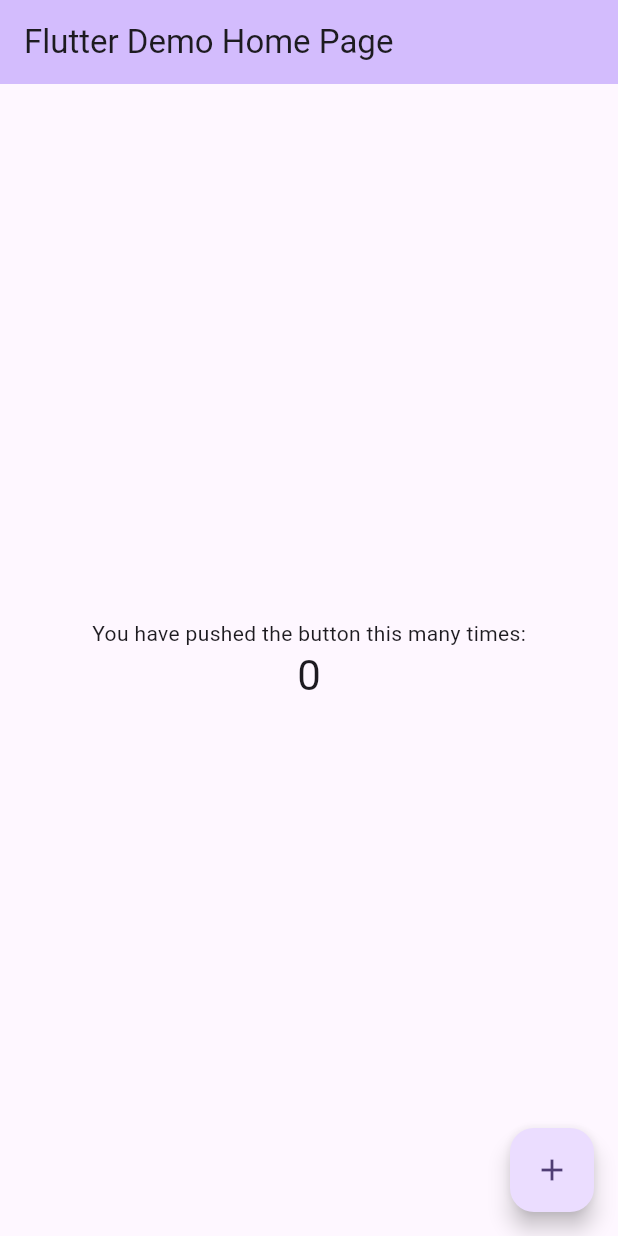
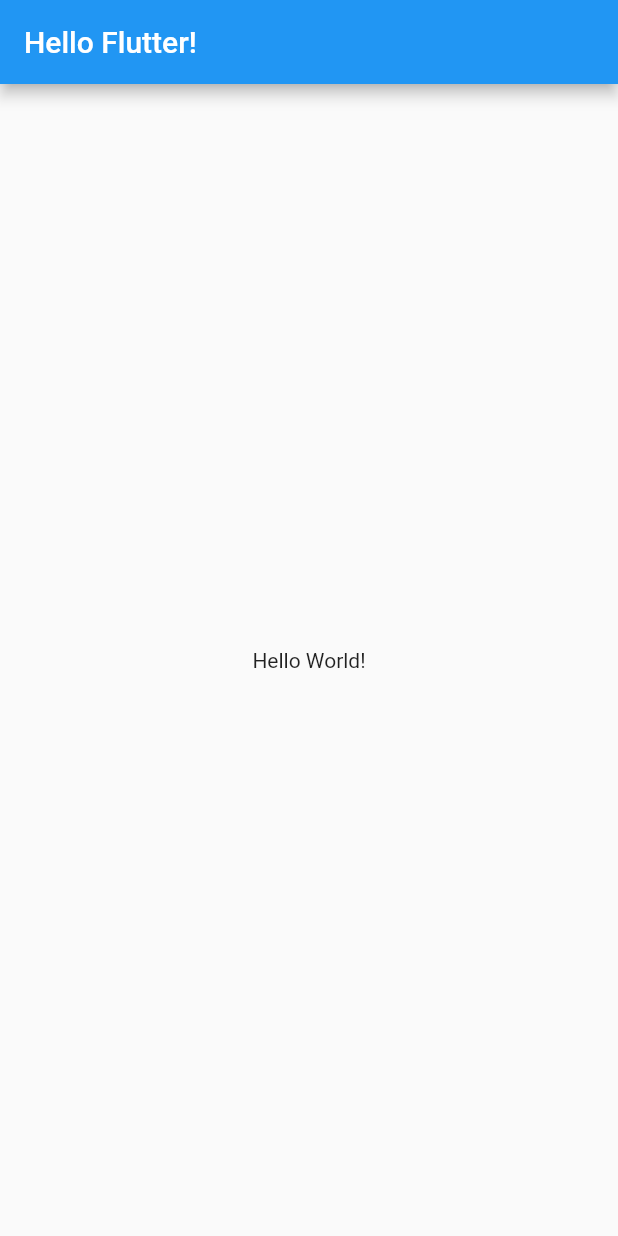
Before and after one commit to hgko1207/nomadcoders, a Flutter app: the screen it shows after launch, on a phone screen of 412 x 824 dp. Run offline on Flutter 3.47's test engine with Material 2 defaults, Android fonts, the phone set to English and light mode, and no system bars.

Commit message:
Hello World

```diff
--- a/toonflix/lib/main.dart
+++ b/toonflix/lib/main.dart
@@ -1,125 +1,21 @@
 import 'package:flutter/material.dart';
 
 void main() {
-  runApp(const MyApp());
+  runApp(App());
 }
 
-class MyApp extends StatelessWidget {
-  const MyApp({super.key});
-
-  // This widget is the root of your application.
+class App extends StatelessWidget {
   @override
   Widget build(BuildContext context) {
     return MaterialApp(
-      title: 'Flutter Demo',
-      theme: ThemeData(
-        // This is the theme of your application.
-        //
-        // TRY THIS: Try running your application with "flutter run". You'll see
-        // the application has a blue toolbar. Then, without quitting the app,
-        // try changing the seedColor in the colorScheme below to Colors.green
-        // and then invoke "hot reload" (save your changes or press the "hot
-        // reload" button in a Flutter-supported IDE, or press "r" if you used
-        // the command line to start the app).
-        //
-        // Notice that the counter didn't reset back to zero; the application
-        // state is not lost during the reload. To reset the state, use hot
-        // restart instead.
-        //
-        // This works for code too, not just values: Most code changes can be
-        // tested with just a hot reload.
-        colorScheme: ColorScheme.fromSeed(seedColor: Colors.deepPurple),
-        useMaterial3: true,
+      home: Scaffold(
+        appBar: AppBar(
+          title: Text('Hello Flutter!'),
+        ),
+        body: Center(
+          child: Text('Hello World!'),
+        ),
       ),
-      home: const MyHomePage(title: 'Flutter Demo Home Page'),
     );
   }
 }
-
-class MyHomePage extends StatefulWidget {
-  const MyHomePage({super.key, required this.title});
-
-  // This widget is the home page of your application. It is stateful, meaning
-  // that it has a State object (defined below) that contains fields that affect
-  // how it looks.
-
-  // This class is the configuration for the state. It holds the values (in this
-  // case the title) provided by the parent (in this case the App widget) and
-  // used by the build method of the State. Fields in a Widget subclass are
-  // always marked "final".
-
-  final String title;
-
-  @override
-  State<MyHomePage> createState() => _MyHomePageState();
-}
-
-class _MyHomePageState extends State<MyHomePage> {
-  int _counter = 0;
-
-  void _incrementCounter() {
-    setState(() {
-      // This call to setState tells the Flutter framework that something has
-      // changed in this State, which causes it to rerun the build method below
-      // so that the display can reflect the updated values. If we changed
-      // _counter without calling setState(), then the build method would not be
-      // called again, and so nothing would appear to happen.
-      _counter++;
-    });
-  }
-
-  @override
-  Widget build(BuildContext context) {
-    // This method is rerun every time setState is called, for instance as done
-    // by the _incrementCounter method above.
-    //
-    // The Flutter framework has been optimized to make rerunning build methods
-    // fast, so that you can just rebuild anything that needs updating rather
-    // than having to individually change instances of widgets.
-    return Scaffold(
-      appBar: AppBar(
-        // TRY THIS: Try changing the color here to a specific color (to
-        // Colors.amber, perhaps?) and trigger a hot reload to see the AppBar
-        // change color while the other colors stay the same.
-        backgroundColor: Theme.of(context).colorScheme.inversePrimary,
-        // Here we take the value from the MyHomePage object that was created by
-        // the App.build method, and use it to set our appbar title.
-        title: Text(widget.title),
-      ),
-      body: Center(
-        // Center is a layout widget. It takes a single child and positions it
-        // in the middle of the parent.
-        child: Column(
-          // Column is also a layout widget. It takes a list of children and
-          // arranges them vertically. By default, it sizes itself to fit its
-          // children horizontally, and tries to be as tall as its parent.
-          //
-          // Column has various properties to control how it sizes itself and
-          // how it positions its children. Here we use mainAxisAlignment to
-          // center the children vertically; the main axis here is the vertical
-          // axis because Columns are vertical (the cross axis would be
-          // horizontal).
-          //
-          // TRY THIS: Invoke "debug painting" (choose the "Toggle Debug Paint"
-          // action in the IDE, or press "p" in the console), to see the
-          // wireframe for each widget.
-          mainAxisAlignment: MainAxisAlignment.center,
-          children: <Widget>[
-            const Text(
-              'You have pushed the button this many times:',
-            ),
-            Text(
-              '$_counter',
-              style: Theme.of(context).textTheme.headlineMedium,
-            ),
-          ],
-        ),
-      ),
-      floatingActionButton: FloatingActionButton(
-        onPressed: _incrementCounter,
-        tooltip: 'Increment',
-        child: const Icon(Icons.add),
-      ), // This trailing comma makes auto-formatting nicer for build methods.
-    );
-  }
-}
```
